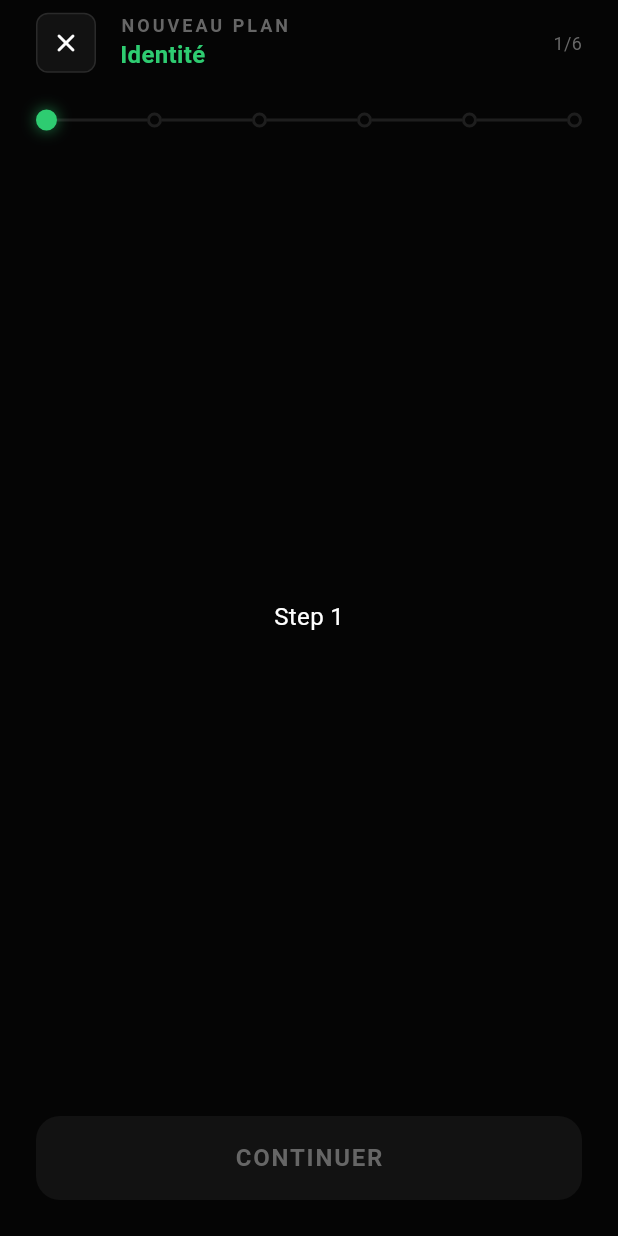
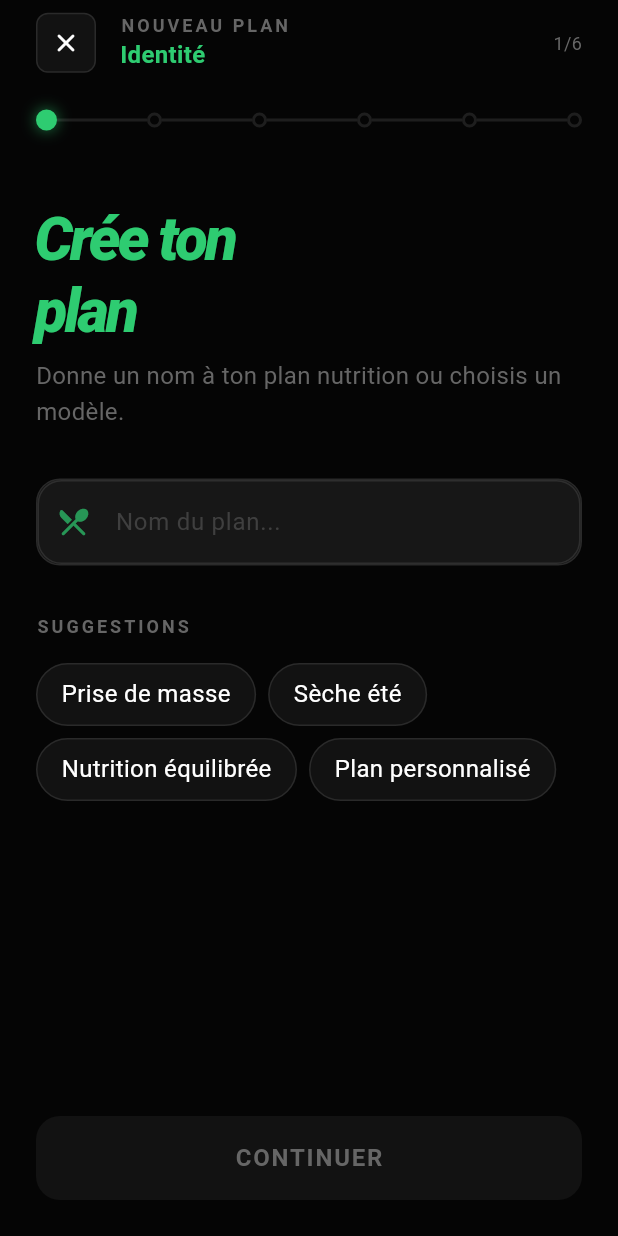
Before and after one commit to Mike-Le-S/FitGame2, a Flutter app: the NewPlanCreationFlow screen opened directly, on a phone screen of 412 x 824 dp. Run offline on Flutter 3.47's test engine with Material 3 defaults, Android fonts, the phone set to English and light mode, and no system bars; our stand-ins replace flutter_dotenv, google_sign_in, permission_handler, share_plus, shared_preferences, supabase_flutter; missing offline and left inert: health, mobile_scanner; accounts and stored records are empty; statements that could not run were skipped.

Commit message:
feat(nutrition): implement Step 1 - Identity with smart suggestion chips
Co-Authored-By: Claude Opus 4.6 <noreply@anthropic.com>

```diff
--- a/fitgame/lib/features/nutrition/create/new_plan_creation_flow.dart
+++ b/fitgame/lib/features/nutrition/create/new_plan_creation_flow.dart
@@ -21,6 +21,13 @@ class _NewPlanCreationFlowState extends State<NewPlanCreationFlow> {
   static const _draftKey = 'nutrition_plan_draft';
   static const _nutritionGreen = Color(0xFF2ECC71);
   static const _totalSteps = 6;
+
+  static const _suggestionDefaults = {
+    'Prise de masse': {'goal': 'bulk', 'cal': 3200, 'restCal': 2800, 'protein': 30, 'carbs': 45, 'fat': 25},
+    'Sèche été': {'goal': 'cut', 'cal': 2400, 'restCal': 2000, 'protein': 40, 'carbs': 35, 'fat': 25},
+    'Nutrition équilibrée': {'goal': 'maintain', 'cal': 2800, 'restCal': 2500, 'protein': 30, 'carbs': 45, 'fat': 25},
+    'Plan personnalisé': {'goal': 'maintain', 'cal': 2800, 'restCal': 2400, 'protein': 30, 'carbs': 45, 'fat': 25},
+  };
 
   final PageController _pageController = PageController();
   int _currentStep = 0;
@@ -497,7 +504,7 @@ class _NewPlanCreationFlowState extends State<NewPlanCreationFlow> {
                   controller: _pageController,
                   physics: const NeverScrollableScrollPhysics(),
                   children: [
-                    _buildStep1Placeholder(),
+                    _buildStep1Identity(),
                     _buildStep2Placeholder(),
                     _buildStep3Placeholder(),
                     _buildStep4Placeholder(),
@@ -572,8 +579,117 @@ class _NewPlanCreationFlowState extends State<NewPlanCreationFlow> {
   // PLACEHOLDER STEP BUILDERS
   // ============================================
 
-  Widget _buildStep1Placeholder() {
-    return const Center(child: Text('Step 1', style: TextStyle(color: Colors.white)));
+  Widget _buildStep1Identity() {
+    return SingleChildScrollView(
+      padding: const EdgeInsets.symmetric(horizontal: Spacing.lg),
+      child: Column(
+        crossAxisAlignment: CrossAxisAlignment.start,
+        children: [
+          const SizedBox(height: Spacing.xl),
+          Text(
+            'Crée ton\nplan',
+            style: FGTypography.h1.copyWith(
+              color: _nutritionGreen,
+            ),
+          ),
+          const SizedBox(height: Spacing.sm),
+          Text(
+            'Donne un nom à ton plan nutrition ou choisis un modèle.',
+            style: FGTypography.body.copyWith(color: FGColors.textSecondary),
+          ),
+          const SizedBox(height: Spacing.xl),
+
+          // Name TextField
+          Container(
+            decoration: BoxDecoration(
+              color: FGColors.glassSurface,
+              borderRadius: BorderRadius.circular(Spacing.md),
+              border: Border.all(color: FGColors.glassBorder),
+            ),
+            child: TextField(
+              controller: _nameController,
+              style: FGTypography.body,
+              onChanged: (_) => setState(() {}),
+              decoration: InputDecoration(
+                hintText: 'Nom du plan...',
+                hintStyle: FGTypography.body.copyWith(
+                  color: FGColors.textSecondary.withValues(alpha: 0.5),
+                ),
+                prefixIcon: Icon(
+                  Icons.restaurant_menu_rounded,
+                  color: _nutritionGreen.withValues(alpha: 0.7),
+                ),
+                border: InputBorder.none,
+                contentPadding: const EdgeInsets.symmetric(
+                  horizontal: Spacing.md,
+                  vertical: Spacing.md,
+                ),
+              ),
+            ),
+          ),
+          const SizedBox(height: Spacing.xl),
+
+          // Suggestion chips
+          Text(
+            'SUGGESTIONS',
+            style: FGTypography.caption.copyWith(
+              letterSpacing: 2,
+              fontWeight: FontWeight.w700,
+              color: FGColors.textSecondary,
+            ),
+          ),
+          const SizedBox(height: Spacing.md),
+          Wrap(
+            spacing: Spacing.sm,
+            runSpacing: Spacing.sm,
+            children: _suggestionDefaults.entries.map((entry) {
+              final isSelected = _selectedSuggestion == entry.key;
+              return GestureDetector(
+                onTap: () {
+                  HapticFeedback.selectionClick();
+                  setState(() {
+                    _selectedSuggestion = entry.key;
+                    _nameController.text = entry.key;
+                    _goalType = entry.value['goal'] as String;
+                    _trainingCalories = entry.value['cal'] as int;
+                    _restCalories = entry.value['restCal'] as int;
+                    _proteinPercent = entry.value['protein'] as int;
+                    _carbsPercent = entry.value['carbs'] as int;
+                    _fatPercent = entry.value['fat'] as int;
+                  });
+                },
+                child: AnimatedContainer(
+                  duration: const Duration(milliseconds: 300),
+                  padding: const EdgeInsets.symmetric(
+                    horizontal: Spacing.md,
+                    vertical: Spacing.sm,
+                  ),
+                  decoration: BoxDecoration(
+                    color: isSelected
+                        ? _nutritionGreen.withValues(alpha: 0.15)
+                        : FGColors.glassSurface,
+                    borderRadius: BorderRadius.circular(Spacing.xl),
+                    border: Border.all(
+                      color: isSelected
+                          ? _nutritionGreen
+                          : FGColors.glassBorder,
+                    ),
+                  ),
+                  child: Text(
+                    entry.key,
+                    style: FGTypography.body.copyWith(
+                      color: isSelected ? _nutritionGreen : FGColors.textPrimary,
+                      fontWeight: isSelected ? FontWeight.w700 : FontWeight.w400,
+                    ),
+                  ),
+                ),
+              );
+            }).toList(),
+          ),
+          const SizedBox(height: Spacing.xxl),
+        ],
+      ),
+    );
   }
 
   Widget _buildStep2Placeholder() {
```
